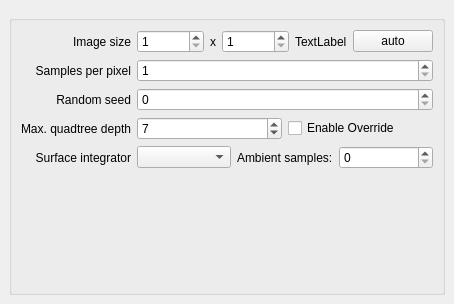
The window that src/gui/CosyGui/rendersettingswindow.ui (phresnel/picogen) describes before a commit, drawn with Qt 5.
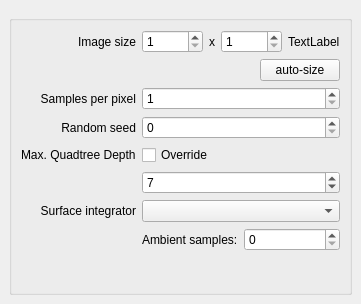
The same window after the commit. Custom widgets are drawn as their Qt base class.

Commit message: optimize layout in RenderSettings and have a scroll area in TwinRenderSettings

Diff of the .ui file:
```diff
--- a/src/gui/CosyGui/rendersettingswindow.ui
+++ b/src/gui/CosyGui/rendersettingswindow.ui
@@ -6,7 +6,7 @@
    <rect>
     <x>0</x>
     <y>0</y>
-    <width>390</width>
+    <width>353</width>
     <height>304</height>
    </rect>
   </property>
@@ -59,7 +59,7 @@
            </property>
           </widget>
          </item>
-         <item row="1" column="0">
+         <item row="3" column="0">
           <widget class="QLabel" name="label_3">
            <property name="text">
             <string>Samples per pixel</string>
@@ -69,7 +69,7 @@
            </property>
           </widget>
          </item>
-         <item row="2" column="0">
+         <item row="4" column="0">
           <widget class="QLabel" name="label_5">
            <property name="text">
             <string>Random seed</string>
@@ -87,7 +87,7 @@
               <number>1</number>
              </property>
              <property name="maximum">
-              <number>999999999</number>
+              <number>99999</number>
              </property>
             </widget>
            </item>
@@ -104,7 +104,7 @@
               <number>1</number>
              </property>
              <property name="maximum">
-              <number>999999999</number>
+              <number>99999</number>
              </property>
             </widget>
            </item>
@@ -115,16 +115,9 @@
              </property>
             </widget>
            </item>
-           <item>
-            <widget class="QPushButton" name="autoResolutionButton">
-             <property name="text">
-              <string>auto</string>
-             </property>
-            </widget>
-           </item>
           </layout>
          </item>
-         <item row="1" column="1">
+         <item row="3" column="1">
           <widget class="QSpinBox" name="samplesPerPixelSpin">
            <property name="minimum">
             <number>1</number>
@@ -134,14 +127,14 @@
            </property>
           </widget>
          </item>
-         <item row="2" column="1">
+         <item row="4" column="1">
           <widget class="QSpinBox" name="seedSpin">
            <property name="maximum">
             <number>999999999</number>
            </property>
           </widget>
          </item>
-         <item row="5" column="1">
+         <item row="10" column="1">
           <spacer name="verticalSpacer">
            <property name="orientation">
             <enum>Qt::Vertical</enum>
@@ -154,41 +147,7 @@
            </property>
           </spacer>
          </item>
-         <item row="3" column="0">
-          <widget class="QLabel" name="label_6">
-           <property name="text">
-            <string>Max. quadtree depth</string>
-           </property>
-           <property name="alignment">
-            <set>Qt::AlignRight|Qt::AlignTrailing|Qt::AlignVCenter</set>
-           </property>
-          </widget>
-         </item>
-         <item row="3" column="1">
-          <layout class="QHBoxLayout" name="horizontalLayout_2">
-           <item>
-            <widget class="QSpinBox" name="maxLazyQuadtreeDepthSpin">
-             <property name="minimum">
-              <number>1</number>
-             </property>
-             <property name="maximum">
-              <number>999999999</number>
-             </property>
-             <property name="value">
-              <number>7</number>
-             </property>
-            </widget>
-           </item>
-           <item>
-            <widget class="QCheckBox" name="enableMaxQuadtreeDepthOverride">
-             <property name="text">
-              <string>Enable Override</string>
-             </property>
-            </widget>
-           </item>
-          </layout>
-         </item>
-         <item row="4" column="0">
+         <item row="8" column="0">
           <widget class="QLabel" name="label_4">
            <property name="text">
             <string>Surface integrator</string>
@@ -198,11 +157,15 @@
            </property>
           </widget>
          </item>
-         <item row="4" column="1">
+         <item row="8" column="1">
           <layout class="QHBoxLayout" name="horizontalLayout_3">
            <item>
             <widget class="QComboBox" name="surfaceIntegrator"/>
            </item>
+          </layout>
+         </item>
+         <item row="9" column="1">
+          <layout class="QHBoxLayout" name="horizontalLayout_5">
            <item>
             <widget class="QLabel" name="ambientSamplesLabel">
              <property name="text">
@@ -219,6 +182,63 @@
            </item>
           </layout>
          </item>
+         <item row="1" column="1">
+          <layout class="QHBoxLayout" name="horizontalLayout_6">
+           <item>
+            <spacer name="horizontalSpacer_3">
+             <property name="orientation">
+              <enum>Qt::Horizontal</enum>
+             </property>
+             <property name="sizeHint" stdset="0">
+              <size>
+               <width>40</width>
+               <height>20</height>
+              </size>
+             </property>
+            </spacer>
+           </item>
+           <item>
+            <widget class="QPushButton" name="autoResolutionButton">
+             <property name="sizePolicy">
+              <sizepolicy hsizetype="Preferred" vsizetype="Fixed">
+               <horstretch>0</horstretch>
+               <verstretch>0</verstretch>
+              </sizepolicy>
+             </property>
+             <property name="text">
+              <string>auto-size</string>
+             </property>
+            </widget>
+           </item>
+          </layout>
+         </item>
+         <item row="5" column="1">
+          <widget class="QCheckBox" name="enableMaxQuadtreeDepthOverride">
+           <property name="text">
+            <string>Override</string>
+           </property>
+          </widget>
+         </item>
+         <item row="6" column="1">
+          <widget class="QSpinBox" name="maxLazyQuadtreeDepthSpin">
+           <property name="minimum">
+            <number>1</number>
+           </property>
+           <property name="maximum">
+            <number>32</number>
+           </property>
+           <property name="value">
+            <number>7</number>
+           </property>
+          </widget>
+         </item>
+         <item row="5" column="0">
+          <widget class="QLabel" name="label_6">
+           <property name="text">
+            <string>Max. Quadtree Depth</string>
+           </property>
+          </widget>
+         </item>
         </layout>
        </widget>
       </item>
```
The commit also changes 2 other files.
